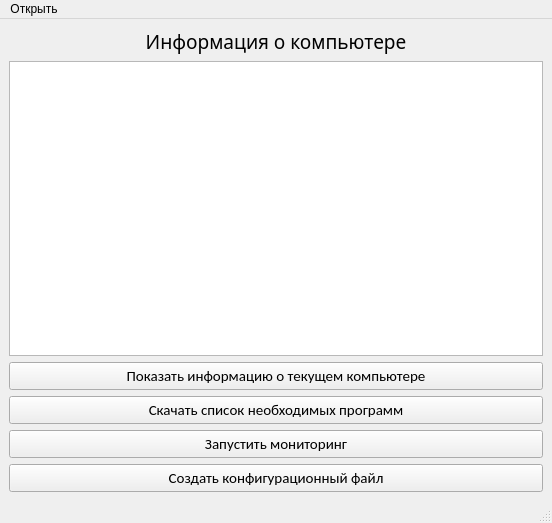
Qt form main_us_ex.ui (PhotikLed/UsExMonitoring) before a commit.
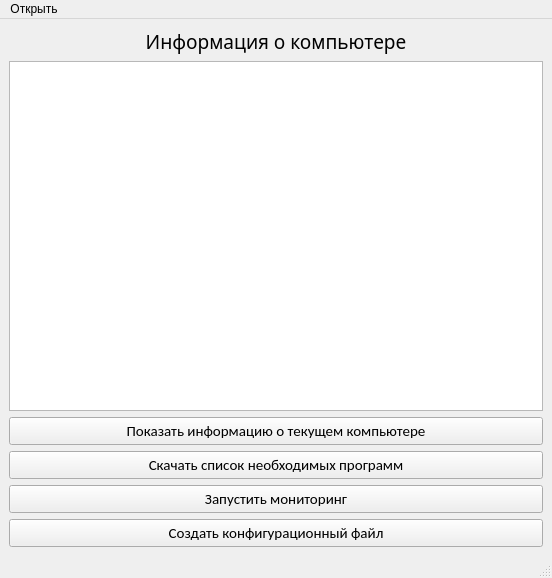
The same form after that commit.

Patch:
```diff
--- a/main_us_ex.ui
+++ b/main_us_ex.ui
@@ -7,7 +7,7 @@
     <x>0</x>
     <y>0</y>
     <width>552</width>
-    <height>523</height>
+    <height>578</height>
    </rect>
   </property>
   <property name="windowTitle">
```
